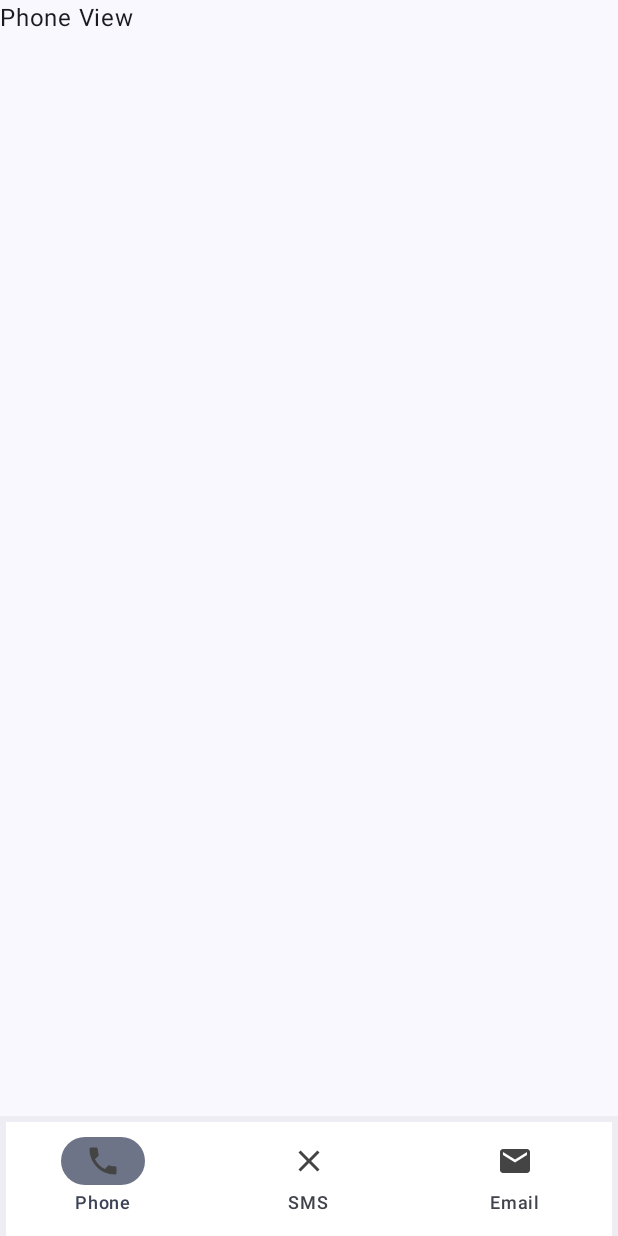
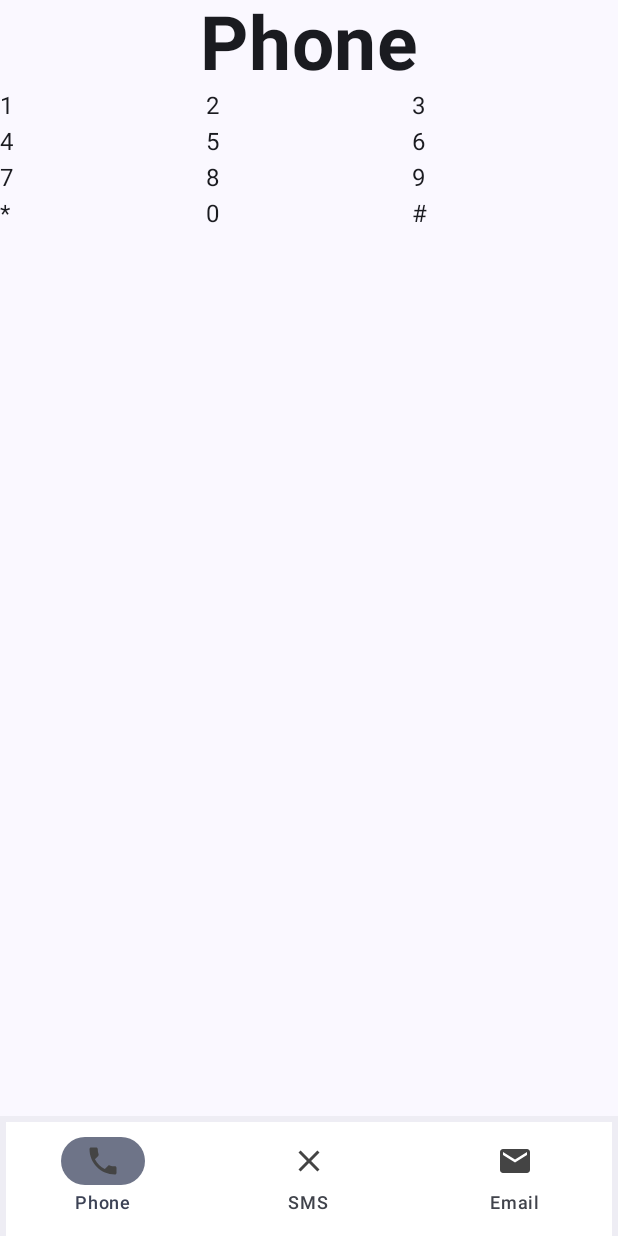
Before and after one commit to jamirou/IntentsApp, an Android app built with Jetpack Compose: the screen it shows after launch (MainActivity), on a phone screen of 412 x 824 dp. Run offline under Robolectric (Android 15) with nearby library versions, the phone set to English and light mode, and no system bars.

Commit message:
added vertical grid for calls

```diff
--- a/app/src/main/java/com/jamirodev/intentsapp/views/PhoneView.kt
+++ b/app/src/main/java/com/jamirodev/intentsapp/views/PhoneView.kt
@@ -1,9 +1,29 @@
 package com.jamirodev.intentsapp.views
 
+import androidx.compose.foundation.layout.Column
+import androidx.compose.foundation.lazy.grid.GridCells
+import androidx.compose.foundation.lazy.grid.LazyVerticalGrid
+import androidx.compose.foundation.lazy.grid.items
 import androidx.compose.material3.Text
 import androidx.compose.runtime.Composable
+import androidx.compose.ui.Alignment
+import androidx.compose.ui.text.font.FontWeight
+import androidx.compose.ui.unit.sp
 
 @Composable
 fun PhoneView() {
-    Text(text = "Phone View")
+    Column(horizontalAlignment = Alignment.CenterHorizontally) {
+        Text(text = "Phone", fontSize = 50.sp, fontWeight = FontWeight.Bold)
+        val items = listOf(
+            "1", "2", "3",
+            "4", "5", "6",
+            "7", "8", "9",
+            "*", "0", "#"
+        )
+        LazyVerticalGrid(columns = GridCells.Fixed(3)) {
+            items(items) { item ->
+                Text(text = item)
+            }
+        }
+    }
 }
```
